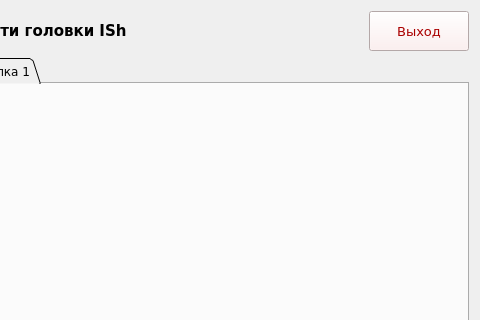
W3STi/Medical-calculate-programm, file Medic/forms/ui/form1.ui: the form before one commit; both pictures show x 593 to 1073 and y 0 to 320 of the 1073 by 548 pixel window.
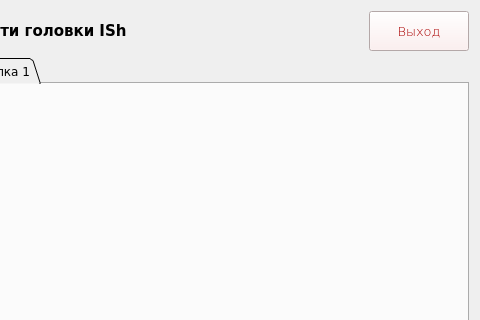
The form after the commit.

Patch:
```diff
--- a/Medic/forms/ui/form1.ui
+++ b/Medic/forms/ui/form1.ui
@@ -29,6 +29,7 @@
       <font>
        <family>Verdana</family>
        <pointsize>10</pointsize>
+       <weight>9</weight>
        <italic>false</italic>
        <bold>false</bold>
       </font>
```
Left out of the diff: 4 changed lines with no effect on the pictures.
